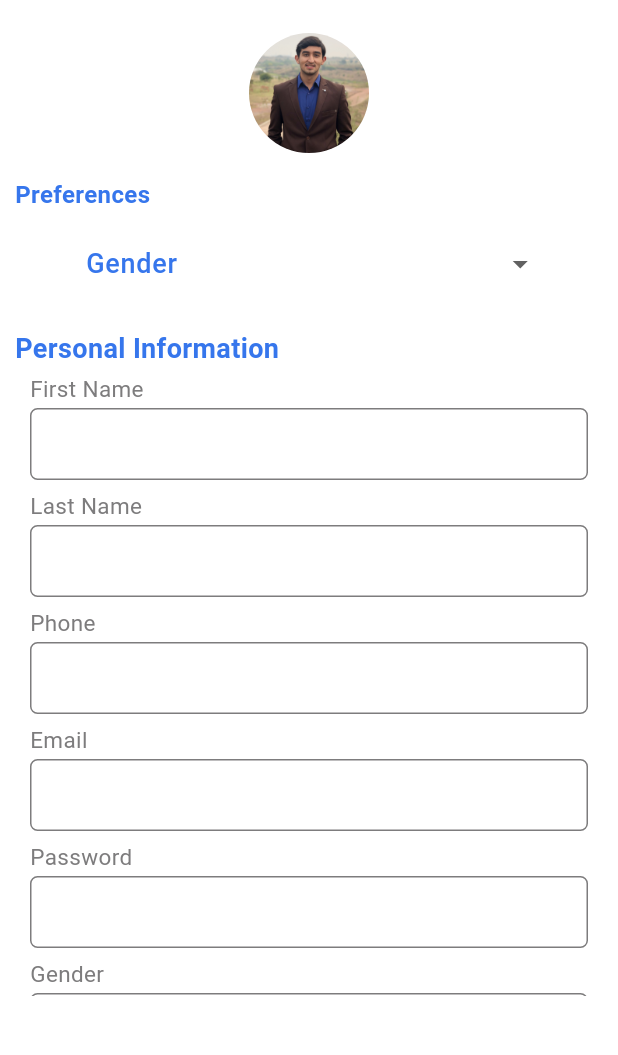
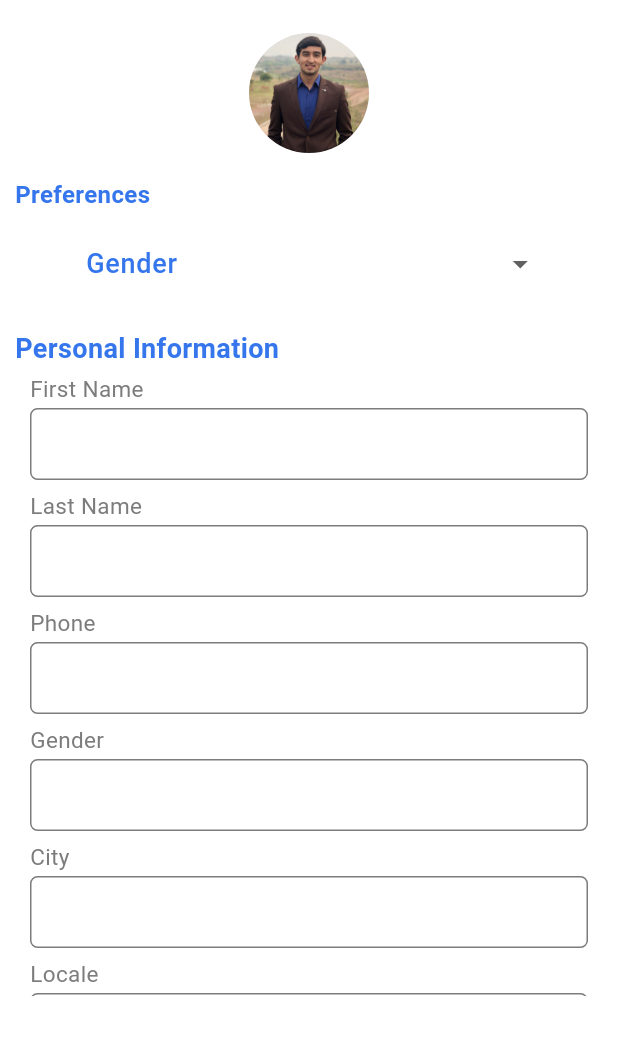
Before and after one commit to Ghulam213/hopOn-car-pooling-app, a Flutter app: the ProfileScreen screen opened directly, after a tap on "Edit", on a phone screen of 412 x 824 dp, the part 121-1176 px from its top. Run offline on Flutter 3.47's test engine with Material 2 defaults, Android fonts, the phone set to English and light mode, and no system bars; our stand-ins replace animate_do, auto_size_text, device_info_plus, dio, easy_localization, firebase_core and 17 more; missing offline and left inert: android_sms_retriever, country_list_pick, cron, numeric_keyboard; accounts and stored records are empty; generated files the repository leaves out were written again; network calls fail; project files that could hold a hidden picture were left out.

Commit message:
some fixes

```diff
--- a/frontend/lib/core/map/modals/driver_start_ride_modal.dart
+++ b/frontend/lib/core/map/modals/driver_start_ride_modal.dart
@@ -165,6 +165,10 @@ class StartRideModalState extends State<StartRideModal> {
                                             src[0].toString(),
                                             src[1].toString(),
                                           );
+
+                                          if (context.mounted) {
+                                            Navigator.of(context, rootNavigator: true).pop();
+                                          }
                                         },
                                       ),
                                     ),
--- a/frontend/lib/core/profile/domain/profile_service.dart
+++ b/frontend/lib/core/profile/domain/profile_service.dart
@@ -28,4 +28,5 @@ abstract class ProfileService {
   Future<void> setPassengerPrefs({
     String? genderPreference,
   });
+  Future<bool> checkIfRegisteredForDriver();
 }
--- a/frontend/lib/core/profile/screens/edit_rider_profile_screen.dart
+++ b/frontend/lib/core/profile/screens/edit_rider_profile_screen.dart
@@ -1,4 +1,3 @@
-
 import 'package:easy_localization/easy_localization.dart' as easy;
 import 'package:flutter/material.dart';
 import 'package:provider/provider.dart';
@@ -14,11 +13,7 @@ class EditProfileScreen extends StatefulWidget {
   final Function(String) onUpdateFailed;
   final String? countryCode;
 
-  const EditProfileScreen(
-      {Key? key,
-      required this.onUpdateFailed,
-      required this.onUpdateSuccess,
-      this.countryCode})
+  const EditProfileScreen({Key? key, required this.onUpdateFailed, required this.onUpdateSuccess, this.countryCode})
       : super(key: key);
 
   @override
@@ -31,10 +26,9 @@ class EditProfileScreenState extends State<EditProfileScreen> {
   final TextEditingController _fNameController = TextEditingController();
   final TextEditingController _lNameController = TextEditingController();
   final TextEditingController _phoneController = TextEditingController();
-  final TextEditingController _emailController = TextEditingController();
-  final TextEditingController _passwordController = TextEditingController();
-  final TextEditingController _ageController = TextEditingController();
   final TextEditingController _genderController = TextEditingController();
+  final TextEditingController _cityController = TextEditingController();
+  final TextEditingController _localeController = TextEditingController();
 
   String fullCode = '';
 
@@ -44,17 +38,16 @@ class EditProfileScreenState extends State<EditProfileScreen> {
   void initState() {
     super.initState();
     final ProfileViewModel profileViewModel = context.read<ProfileViewModel>();
-    _emailController.text = profileViewModel.email;
     _fNameController.text = profileViewModel.firstName;
     _lNameController.text = profileViewModel.lastName;
     _phoneController.text = profileViewModel.phone;
-    _emailController.text = profileViewModel.email;
     _genderController.text = profileViewModel.gender;
+    _cityController.text = profileViewModel.currentCity;
+    _localeController.text = profileViewModel.locale;
   }
 
   @override
   Widget build(BuildContext context) {
-
     return Container(
       width: SizeConfig.screenWidthDp,
       padding: const EdgeInsets.symmetric(horizontal: 20),
@@ -133,7 +126,6 @@ class EditProfileScreenState extends State<EditProfileScreen> {
                     SizedBox(
                       height: config.sh(5).toDouble(),
                     ),
-
                     EditProfileTextField(
                         textEditingController: _phoneController,
                         textDirection: TextDirection.ltr,
@@ -144,58 +136,8 @@ class EditProfileScreenState extends State<EditProfileScreen> {
                           return null;
                         },
                         hintText: ''),
-
-
                     const SizedBox(
                       height: 10,
-                    ),
-                    Text(
-                      easy.tr("Email"),
-                      style: const TextStyle(
-                        color: AppColors.LM_FONT_BLOCKTEXT_GREY7,
-                        fontWeight: FontWeight.w400,
-                        fontSize: 15,
-                      ),
-                    ),
-                    SizedBox(
-                      height: config.sh(5).toDouble(),
-                    ),
-                    EditProfileTextField(
-                        textEditingController: _emailController,
-                        textDirection: TextDirection.ltr,
-                        validator: (String? value) {
-                          if (value == null || value.isEmpty) {
-                            return easy.tr("Please input your email");
-                          }
-                          return null;
-                        },
-                        hintText: ''),
-                    SizedBox(
-                      height: config.sh(10).toDouble(),
-                    ),
-                    Text(
-                      easy.tr("Password"),
-                      style: const TextStyle(
-                        color: AppColors.LM_FONT_BLOCKTEXT_GREY7,
-                        fontWeight: FontWeight.w400,
-                        fontSize: 15,
-                      ),
-                    ),
-                    SizedBox(
-                      height: config.sh(5).toDouble(),
-                    ),
-                    EditProfileTextField(
-                        textEditingController: _passwordController,
-                        textDirection: TextDirection.ltr,
-                        validator: (String? value) {
-                          if (value == null || value.isEmpty) {
-                            return easy.tr("Please input your passwrd");
-                          }
-                          return null;
-                        },
-                        hintText: ''),
-                    SizedBox(
-                      height: config.sh(10).toDouble(),
                     ),
                     Text(
                       easy.tr("Gender"),
@@ -222,7 +164,7 @@ class EditProfileScreenState extends State<EditProfileScreen> {
                       height: config.sh(10).toDouble(),
                     ),
                     Text(
-                      easy.tr("Age"),
+                      easy.tr("City"),
                       style: const TextStyle(
                         color: AppColors.LM_FONT_BLOCKTEXT_GREY7,
                         fontWeight: FontWeight.w400,
@@ -233,16 +175,42 @@ class EditProfileScreenState extends State<EditProfileScreen> {
                       height: config.sh(5).toDouble(),
                     ),
                     EditProfileTextField(
-                        textEditingController: _ageController,
+                        textEditingController: _cityController,
                         textDirection: TextDirection.ltr,
                         validator: (String? value) {
                           if (value == null || value.isEmpty) {
-                            return easy.tr("Please input your age");
+                            return easy.tr("Please input your city");
                           }
                           return null;
                         },
                         hintText: ''),
-                    SizedBox(height: config.sh(10).toDouble()),
+                    SizedBox(
+                      height: config.sh(10).toDouble(),
+                    ),
+                    Text(
+                      easy.tr("Locale"),
+                      style: const TextStyle(
+                        color: AppColors.LM_FONT_BLOCKTEXT_GREY7,
+                        fontWeight: FontWeight.w400,
+                        fontSize: 15,
+                      ),
+                    ),
+                    SizedBox(
+                      height: config.sh(5).toDouble(),
+                    ),
+                    EditProfileTextField(
+                        textEditingController: _localeController,
+                        textDirection: TextDirection.ltr,
+                        validator: (String? value) {
+                          if (value == null || value.isEmpty) {
+                            return easy.tr("Please input your locale");
+                          }
+                          return null;
+                        },
+                        hintText: ''),
+                    SizedBox(
+                      height: config.sh(10).toDouble(),
+                    ),
                   ],
                 ),
               ),
@@ -291,34 +259,23 @@ class EditProfileScreenState extends State<EditProfileScreen> {
     final String fName = _fNameController.text;
     final String lName = _lNameController.text;
     final String phone = _phoneController.text;
-    final String email = _emailController.text;
-    final String password = _passwordController.text;
-    final String age = _ageController.text;
     final String gender = _genderController.text;
-
+    final String city = _cityController.text;
+    final String locale = _localeController.text;
 
     await profileViewModel.updateProfile(
-      birthDate: 'birthDate',
-      currentCity: 'currentCity',
-      currentMode: 'currentMode',
       firstName: fName,
       lastName: lName,
       gender: gender,
-      locale: 'locale',
       phone: phone,
-      profilePic: 'profilePic',
-      timezone: 'timezone',
-      optedInAt: true,
-      active: true,
-      verified: true,
+      currentCity: city,
+      locale: locale,
     );
 
-    if (profileViewModel.updateProfileResource.ops ==
-        NetworkStatus.SUCCESSFUL) {
+    if (profileViewModel.updateProfileResource.ops == NetworkStatus.SUCCESSFUL) {
       widget.onUpdateSuccess();
     } else {
-      widget
-          .onUpdateFailed(profileViewModel.updateProfileResource.networkError!);
+      widget.onUpdateFailed(profileViewModel.updateProfileResource.networkError!);
     }
   }
 }
--- a/frontend/lib/core/profile/screens/profile_screen.dart
+++ b/frontend/lib/core/profile/screens/profile_screen.dart
@@ -14,17 +14,13 @@ import '../widgets/rider_details.dart';
 import 'edit_rider_profile_screen.dart';
 
 class ProfileScreen extends StatefulWidget {
-  // final Function onDrawerTapped;
-  // final Function onEditTapped;
-  // final Function onEditComplete;
-
   const ProfileScreen({Key? key}) : super(key: key);
 
   @override
-  _ProfileScreenState createState() => _ProfileScreenState();
+  ProfileScreenState createState() => ProfileScreenState();
 }
 
-class _ProfileScreenState extends State<ProfileScreen> {
+class ProfileScreenState extends State<ProfileScreen> {
   final PageController pageController = PageController();
   final SizeConfig config = SizeConfig();
   bool isEditing = false;
@@ -165,8 +161,8 @@ class _ProfileScreenState extends State<ProfileScreen> {
                               child: Row(
                                 children: [
                                   const Padding(
-                                        padding: EdgeInsets.symmetric(
-                                            horizontal: 10),
+                                    padding:
+                                        EdgeInsets.symmetric(horizontal: 10),
                                     child: Icon(
                                       Icons.edit,
                                       size: 14,
@@ -181,7 +177,9 @@ class _ProfileScreenState extends State<ProfileScreen> {
                                         fontWeight: FontWeight.w500),
                                   ),
                                 ],
-                                  ))),
+                              ),
+                            ),
+                          ),
                         ),
                       ),
                     ],
--- a/frontend/lib/core/profile/service/profile_service_impl.dart
+++ b/frontend/lib/core/profile/service/profile_service_impl.dart
@@ -88,7 +88,24 @@ class ProfileServiceImpl extends ProfileService {
     String? id = prefs.getString('userID') ?? '';
 
     try {
-      final Map<String, dynamic> data = {"id": id, "currentMode": 'DRIVER'};
+      final Map<String, dynamic> data = {
+        "firstName": firstName,
+        "lastName": lastName,
+        "phone": phone,
+        "locale": locale,
+        "timezone": timezone,
+        "currentCity": currentCity,
+        "gender": gender,
+        "birthDate": birthDate,
+        "profilePic": profilePic,
+        "currentMode": currentMode,
+        "optedInAt": optedInAt,
+        "active": active,
+        "verified": verified,
+      };
+
+      // remove null values from data
+      data.removeWhere((key, value) => value == null);
 
       logger('ProfileServiceImpl: updateUserProfile: Body  $data');
       final Response response = await dio.put(
@@ -170,7 +187,6 @@ class ProfileServiceImpl extends ProfileService {
       final SharedPreferences prefs = await SharedPreferences.getInstance();
       final String? passengerId = prefs.getString("passengerID");
 
-
       logger("ProfileServiceImpl: getPassengerPrefs() Body: $passengerId");
       final Response response = await dio.get(
         '/passenger/$passengerId/preferences',
@@ -182,6 +198,36 @@ class ProfileServiceImpl extends ProfileService {
                 response.data as Map<String, dynamic>);
 
         return profileResponse;
+      }
+      else {
+        throw AppErrors.processErrorJson(response.data as Map<String, dynamic>);
+      }
+    } catch (e) {
+      if (e is DioError) {
+        if (e.response != null) {
+       throw AppErrors.processErrorJson(
+              e.response?.data as Map<String, dynamic>);
+        } else {
+          if (e.message.contains("SocketException: Failed host lookup")) {
+            throw "No internet connection";
+          }
+        }
+      }
+      throw e.toString();
+    }
+  }
+
+  @override
+  Future<bool> checkIfRegisteredForDriver() async {
+    try {
+      final SharedPreferences prefs = await SharedPreferences.getInstance();
+      final String? id = prefs.getString("userID");
+
+      final Response response = await dio.get('/driver?userId=$id');
+      if (response.statusCode == 200 || response.statusCode == 201) {
+        final bool registeredForDriver = response.data["data"]["id"] != null;
+        log('registeredForDriver: $registeredForDriver');
+        return registeredForDriver;
       } else {
         throw AppErrors.processErrorJson(response.data as Map<String, dynamic>);
       }
@@ -258,6 +304,7 @@ class ProfileServiceImpl extends ProfileService {
         if (e.response != null) {
           throw AppErrors.processErrorJson(
               e.response?.data as Map<String, dynamic>);
+
         } else {
           if (e.message.contains("SocketException: Failed host lookup")) {
             throw "No internet connection";
--- a/frontend/lib/core/profile/widgets/rider_details.dart
+++ b/frontend/lib/core/profile/widgets/rider_details.dart
@@ -11,13 +11,11 @@ class RiderDetailCard extends StatefulWidget {
   const RiderDetailCard({Key? key}) : super(key: key);
 
   @override
-  _ProfileScreenState createState() => _ProfileScreenState();
+  ProfileScreenState createState() => ProfileScreenState();
 }
 
-class _ProfileScreenState extends State<RiderDetailCard> {
+class ProfileScreenState extends State<RiderDetailCard> {
   final SizeConfig config = SizeConfig();
-
-
 
   @override
   Widget build(BuildContext context) {
@@ -28,27 +26,20 @@ class _ProfileScreenState extends State<RiderDetailCard> {
         physics: const AlwaysScrollableScrollPhysics(),
         child: Container(
             width: config.uiWidthPx * 0.96,
-            decoration: BoxDecoration(
-                borderRadius: BorderRadius.circular(10),
-                color: Colors.grey.shade200,
-                boxShadow: [
+            decoration: BoxDecoration(borderRadius: BorderRadius.circular(10), color: Colors.grey.shade200, boxShadow: [
               const BoxShadow(
                 blurRadius: 10,
                 offset: Offset.zero,
                 color: Colors.white,
               ),
-                  BoxShadow(
-                      blurRadius: 6,
-                      offset: Offset.zero,
-                      color: Colors.grey.shade400)
+              BoxShadow(blurRadius: 6, offset: Offset.zero, color: Colors.grey.shade400)
             ]),
             padding: const EdgeInsets.symmetric(horizontal: 10),
             child: SingleChildScrollView(
               child: Column(
                 crossAxisAlignment: CrossAxisAlignment.start,
                 children: [
-                  if (pViewModel.getProfileResource.ops ==
-                      NetworkStatus.LOADING)
+                  if (pViewModel.getProfileResource.ops == NetworkStatus.LOADING)
                     Column(
                       children: [
                         Row(
@@ -235,10 +226,11 @@ class _ProfileScreenState extends State<RiderDetailCard> {
                       ),
                     ),
                   ),
+                  const SizedBox(height: 10),
                   Padding(
                     padding: const EdgeInsets.all(8.0),
                     child: Text(
-                      easy.tr("Age"),
+                      easy.tr("City"),
                       style: const TextStyle(
                         color: AppColors.LM_FONT_BLOCKTEXT_GREY7,
                         fontWeight: FontWeight.w400,
@@ -247,22 +239,64 @@ class _ProfileScreenState extends State<RiderDetailCard> {
                     ),
                   ),
                   Container(
+                    width: config.uiWidthPx * 0.9,
+                    height: config.sh(30).toDouble(),
                     decoration: BoxDecoration(
                       color: AppColors.LM_BACKGROUND_BASIC,
                       borderRadius: BorderRadius.circular(10),
                     ),
-                    width: config.uiWidthPx * 0.9,
-                    height: config.sh(30).toDouble(),
-                    child: const Padding(
-                      padding: EdgeInsets.only(left: 8),
+                    child: Padding(
+                      padding: const EdgeInsets.only(left: 8),
+                      child: Align(
+                        alignment: Alignment.centerLeft,
                         child: Align(
                           alignment: Alignment.centerLeft,
                           child: Text(
-                          '23',
-                          style: TextStyle(
+                            pViewModel.currentCity,
+                            textDirection: TextDirection.ltr,
+                            style: const TextStyle(
                               color: AppColors.FONT_GRAY,
                               fontWeight: FontWeight.w400,
                               fontSize: 13,
+                            ),
+                          ),
+                        ),
+                      ),
+                    ),
+                  ),
+                  const SizedBox(height: 10),
+                  Padding(
+                    padding: const EdgeInsets.all(8.0),
+                    child: Text(
+                      easy.tr("Locale"),
+                      style: const TextStyle(
+                        color: AppColors.LM_FONT_BLOCKTEXT_GREY7,
+                        fontWeight: FontWeight.w400,
+                        fontSize: 15,
+                      ),
+                    ),
+                  ),
+                  Container(
+                    width: config.uiWidthPx * 0.9,
+                    height: config.sh(30).toDouble(),
+                    decoration: BoxDecoration(
+                      color: AppColors.LM_BACKGROUND_BASIC,
+                      borderRadius: BorderRadius.circular(10),
+                    ),
+                    child: Padding(
+                      padding: const EdgeInsets.only(left: 8),
+                      child: Align(
+                        alignment: Alignment.centerLeft,
+                        child: Align(
+                          alignment: Alignment.centerLeft,
+                          child: Text(
+                            pViewModel.locale,
+                            textDirection: TextDirection.ltr,
+                            style: const TextStyle(
+                              color: AppColors.FONT_GRAY,
+                              fontWeight: FontWeight.w400,
+                              fontSize: 13,
+                            ),
                           ),
                         ),
                       ),
```
Also changed, not shown: frontend/lib/config/network/dio_interceptor.dart (+3 -8 lines), frontend/lib/core/map/modals/end_ride_modal.dart (added, +78 -0 lines), frontend/lib/core/map/screens/home.dart (+17 -12 lines), frontend/lib/core/profile/viewmodel/profile_viewmodel.dart (+31 -0 lines), frontend/lib/core/widgets/drawer.dart (+21 -28 lines), 2 other files. Lines whose indentation alone changed are shown as unchanged.
